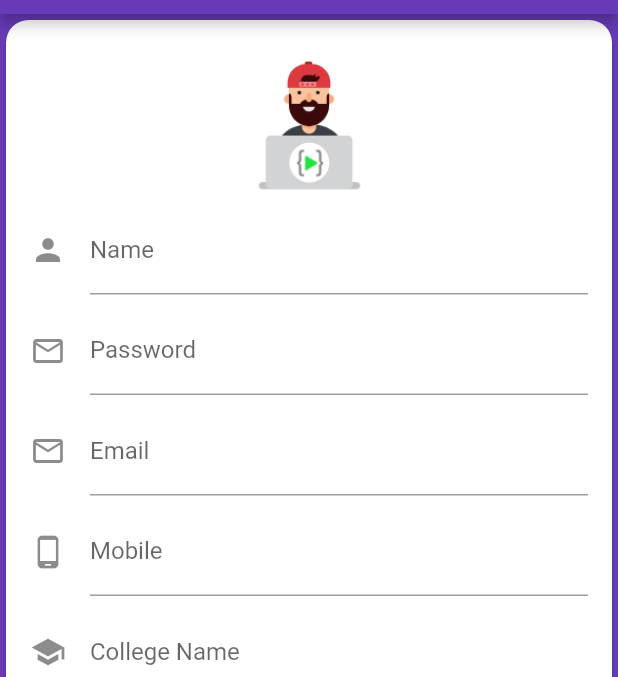
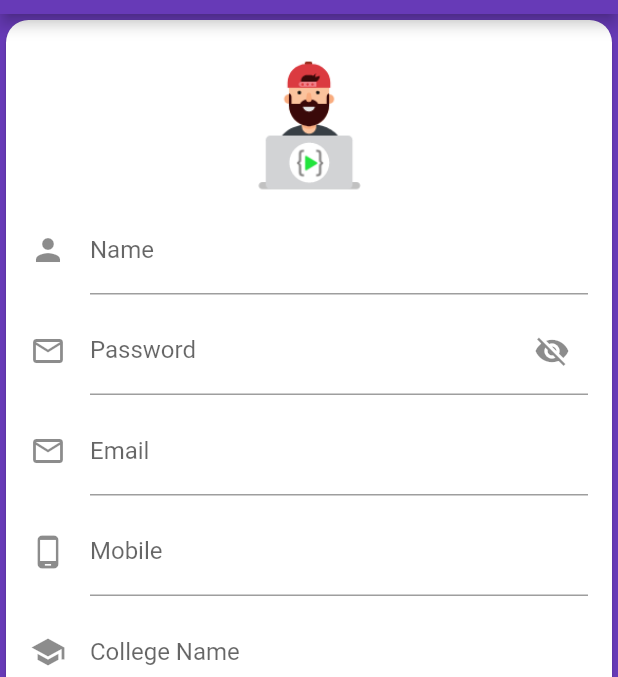
Before and after one commit to Wilson-kunadi/navigation_and_key, a Flutter app: the screen it shows after launch, on a phone screen of 412 x 824 dp, the part 70-747 px from its top. Run offline on Flutter 3.47's test engine with Material 2 defaults, Android fonts, the phone set to English and light mode, and no system bars.

Commit message:
add view password toggle

```diff
--- a/lib/signup_page.dart
+++ b/lib/signup_page.dart
@@ -9,6 +9,7 @@ class page extends StatefulWidget {
 class _pageState extends State<page> {
   GlobalKey<FormState> _key = GlobalKey();
   bool _autovalidate = false;
+  bool _passwordVisibility = true;
   String names, email, mobile, collegeName, password;
   @override
   Widget build(BuildContext context) {
@@ -42,7 +43,7 @@ class _pageState extends State<page> {
                     inputfieldtype: "Password",
                     icons: Icon(Icons.mail_outline),
                     inputVar: (input) => this.email = input,
-                    obscure: true),
+                    obscure: _passwordVisibility),
                 buildLoginTile(
                     inputfieldtype: "Email",
                     icons: Icon(Icons.mail_outline),
@@ -88,6 +89,12 @@ class _pageState extends State<page> {
     );
   }
 
+  void _turnVisibility() {
+    setState(() {
+      this._passwordVisibility = !this._passwordVisibility;
+    });
+  }
+
   _sendtonextscreen() {
     if (_key.currentState.validate()) {
       _key.currentState.save();
@@ -121,14 +128,19 @@ class _pageState extends State<page> {
       title: TextFormField(
         validator: (input) {
           return input.isEmpty ? 'Enter $inputfieldtype' : null;
-          // if (input.isEmpty) {
-          //   return 'enter $inputfieldtype';
-          // }
         },
         obscureText: obscure,
         decoration: InputDecoration(
           labelText: inputfieldtype,
           icon: icons,
+          suffixIcon: inputfieldtype == "Password"
+              ? IconButton(
+                  icon: _passwordVisibility == true
+                      ? Icon(Icons.visibility_off)
+                      : Icon(Icons.visibility),
+                  onPressed: () => this._turnVisibility(),
+                )
+              : null,
         ),
         onSaved: inputVar,
       ),
```
